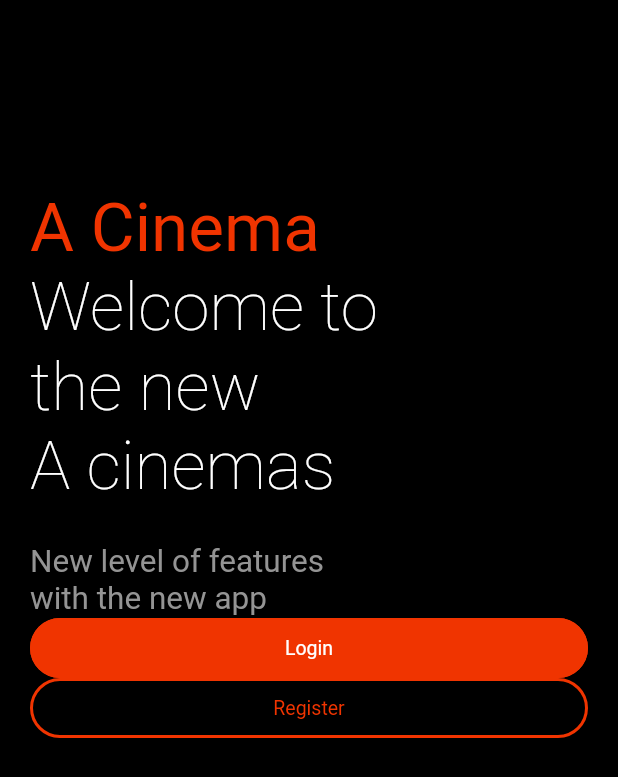
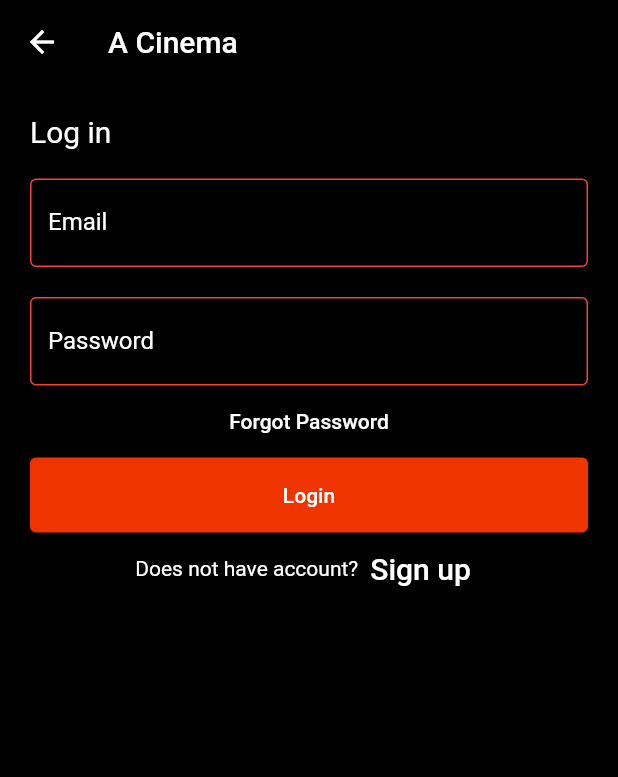
Before and after one commit to yeabseras7/Cinema_Flutter_App, a Flutter app: the screen it shows after launch, after a tap on "Login", on a phone screen of 412 x 824 dp. Shown: the top 777 px of the screen. Run offline on Flutter 3.47's test engine with Material 2 defaults, Android fonts, the light colour scheme and no system bars; drawn by our look-alikes of getwidget; our stand-ins replace animated_splash_screen, google_fonts.

Commit message:
Login page

```diff
--- a/lib/home.dart
+++ b/lib/home.dart
@@ -1,4 +1,5 @@
 import 'package:cinema/extensions/context_extensions.dart';
+import 'package:cinema/screens/login.dart';
 import 'package:cinema/utils/constant.dart';
 import 'package:flutter/material.dart';
 import 'package:getwidget/components/button/gf_button.dart';
@@ -55,7 +56,13 @@ class _HomeState extends State<Home> {
                 Expanded(
                   child: GFButton(
                           color: Constants.primaryColor,
-                          onPressed: (){},
+                          onPressed: (){
+                            Navigator.push(
+                              context,
+                              MaterialPageRoute(builder: (context) => const Login())
+                            );
+
+                          },
                           text: "Login",
                           shape: GFButtonShape.pills,
                           blockButton: true,
@@ -71,7 +78,12 @@ class _HomeState extends State<Home> {
               children: [
                 Expanded(child: GFButton(
                           color: Constants.primaryColor,
-                          onPressed: (){},
+                          onPressed: (){
+                            //  Navigator.push(
+                              // context,
+                              // MaterialPageRoute(builder: (context) => const ())
+                            //  );
+                          },
                           text: "Register",
                           shape: GFButtonShape.pills,
                           blockButton: true,
--- /dev/null
+++ b/lib/screens/login.dart
@@ -0,0 +1,109 @@
+import 'package:cinema/utils/constant.dart';
+import 'package:flutter/material.dart';
+
+class Login extends StatefulWidget {
+  const Login({super.key});
+
+  @override
+  State<Login> createState() => _LoginState();
+}
+
+class _LoginState extends State<Login> {
+  TextEditingController nameController = TextEditingController();
+  TextEditingController passwordController = TextEditingController();
+  @override
+  Widget build(BuildContext context) {
+     return Scaffold(
+      backgroundColor: Colors.black,
+      appBar: AppBar(title: Text("A Cinema"), backgroundColor: Colors.black),
+      body: Body(),
+     );
+  }
+
+  Padding Body() {
+    return Padding(
+      padding: const EdgeInsets.all(10),
+      child: ListView(
+        children: <Widget>[
+          Container(
+              alignment: Alignment.topLeft,
+              padding: const EdgeInsets.all(10),
+              child: const Text(
+                'Log in',
+                style: TextStyle(fontSize: 20, color: Colors.white),
+              )),
+          Container(
+            padding: const EdgeInsets.all(10),
+            child: TextField(
+              style: TextStyle(color: Colors.white),
+              controller: nameController,
+              decoration: const InputDecoration(
+                hintText: "Type your email",
+                hintStyle: TextStyle(color: Colors.white),
+                enabledBorder: OutlineInputBorder(borderSide: BorderSide(color: Colors.red)),
+                focusedBorder: OutlineInputBorder(borderSide: BorderSide(color: Colors.red)),
+                border: OutlineInputBorder(),
+                labelText: 'Email',
+                labelStyle: TextStyle(color: Colors.white,)
+              ),
+            ),
+          ),
+          Container(
+            padding: const EdgeInsets.fromLTRB(10, 10, 10, 0),
+            child: TextField(
+              style: TextStyle(color: Colors.white),
+              obscureText: true,
+              controller: passwordController,
+              decoration: const InputDecoration(
+                hintText: "Type your password",
+                hintStyle: TextStyle(color: Colors.white),
+                enabledBorder: OutlineInputBorder(borderSide: BorderSide(color: Colors.red)),
+                focusedBorder: OutlineInputBorder(borderSide: BorderSide(color: Colors.red)),
+                border: OutlineInputBorder(),
+                labelText: 'Password',
+                labelStyle: TextStyle(color: Colors.white),
+                suffixIcon: Icon(
+                  Icons.visibility,
+                )
+              ),
+            ),
+          ),
+          TextButton(
+            onPressed: () {
+              //forgot password screen
+            },
+            child: const Text('Forgot Password', style: TextStyle(color: Colors.white),),
+          ),
+          Container(
+              height: 50,
+              padding: const EdgeInsets.fromLTRB(10, 0, 10, 0),
+              child: ElevatedButton(
+                style: ElevatedButton.styleFrom(backgroundColor: Constants.primaryColor),
+                child: const Text('Login', style: TextStyle(color: Colors.white)),
+                onPressed: () {
+                  print(nameController.text);
+                  print(passwordController.text);
+                },
+              )
+          ),
+          Row(
+            children: <Widget>[
+              const Text('Does not have account?', style: TextStyle(color: Colors.white),),
+              TextButton(
+                child: const Text(
+                  'Sign up',
+                  style: TextStyle(fontSize: 20, color: Colors.white),
+                ),
+                onPressed: () {
+
+                },
+              )
+            ],
+            mainAxisAlignment: MainAxisAlignment.center,
+          ),
+        ],
+
+      )
+    );
+  }
+}
```
